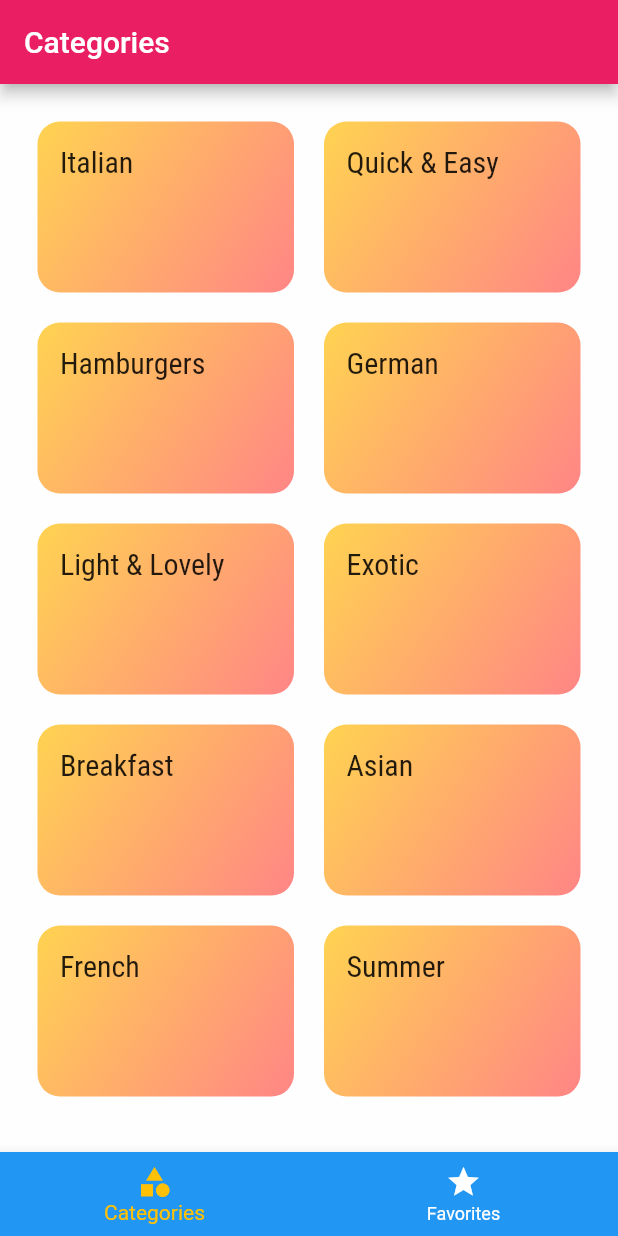
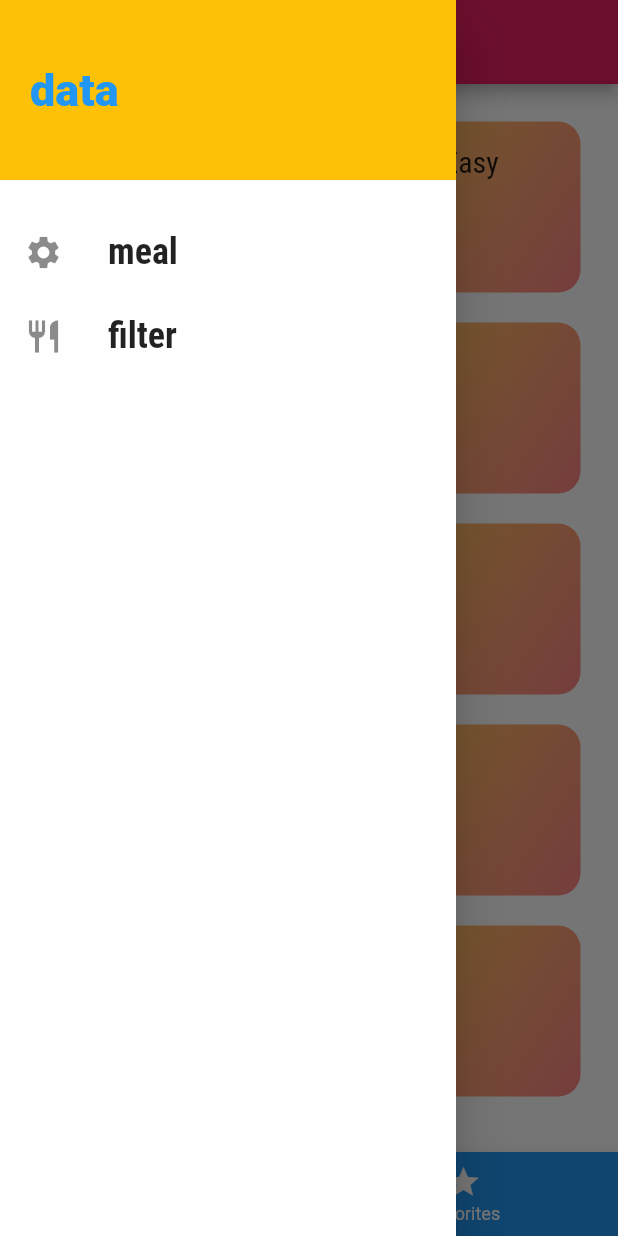
Before and after one commit to km2223/meal, a Flutter app: the screen it shows after launch, with the side drawer open (before the commit the screen has no drawer), on a phone screen of 412 x 824 dp. Run offline on Flutter 3.47's test engine with Material 2 defaults, Android fonts, the phone set to English and light mode, and no system bars; Roboto replaces fonts that are missing (Ralway).

Commit message:
add drawer

```diff
--- a/lib/screens/tabs_screen.dart
+++ b/lib/screens/tabs_screen.dart
@@ -1,5 +1,6 @@
 import 'package:flutter/material.dart';
 import 'package:flutter_complete_guide/screens/favorite_screen.dart';
+import 'package:flutter_complete_guide/widgets/main_drawer.dart';
 
 import './categories_screen.dart';
 
@@ -33,6 +34,7 @@ class _TabsScreenState extends State<TabsScreen> {
       appBar: AppBar(
         title: Text(_pages[_selectedPageIndex]['title']),
       ),
+      drawer: MainDrawer(),
       body: _pages[_selectedPageIndex]['page'],
       bottomNavigationBar: BottomNavigationBar(
         onTap: _selectPage,
--- /dev/null
+++ b/lib/widgets/main_drawer.dart
@@ -0,0 +1,51 @@
+
+
+import 'package:flutter/material.dart';
+
+
+class MainDrawer  extends StatelessWidget {
+Widget buildListTile(String title,IconData icon){
+           return ListTile(
+          leading: Icon(icon,size: 26,),
+          title: Text(title,
+          style: TextStyle(
+            fontFamily: 'RobotoCondensed',
+            fontSize: 24,
+            fontWeight:FontWeight.bold
+          ),
+          ),
+          onTap: () {
+
+          },
+        );
+
+}
+  @override
+  Widget build(BuildContext context) {
+    return Drawer(child:Column(
+      children: [
+        Container(
+          width: double.infinity,
+          height: 120,
+          padding: EdgeInsets.all(20),
+          alignment: Alignment.centerLeft,
+          color: Theme.of(context).colorScheme.secondary,
+          child: Text("data",
+          style:TextStyle(
+            fontWeight:FontWeight.w900,
+            fontSize: 30,
+            color:Theme.of(context).primaryColor,
+
+          ),
+          ),
+        ),
+        SizedBox(height: 20,),
+        buildListTile('meal', Icons.settings),
+        buildListTile('filter', Icons.restaurant)
+
+
+      ],
+    ),
+    );
+  }
+}
```
